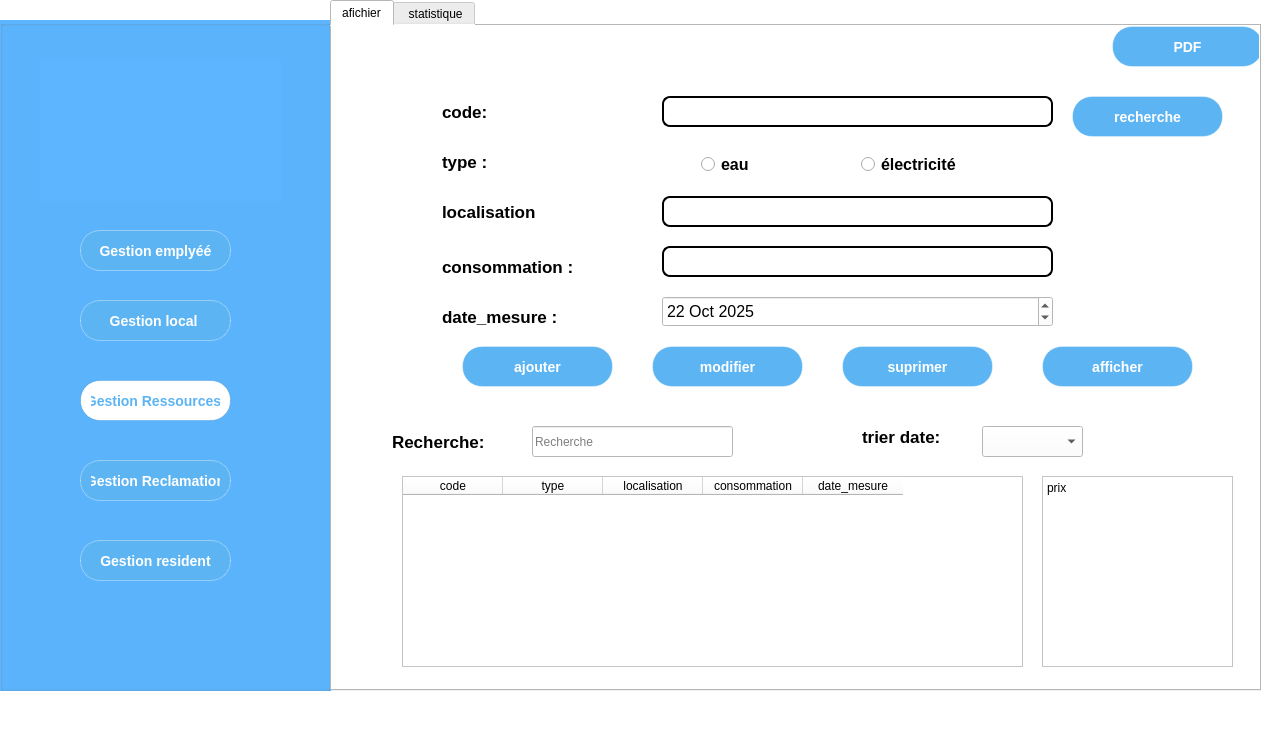
The window that mainwindow.ui (Esprit-UP-Algo/projetcpp-2a25-s1-ecovision) describes before a commit, drawn with Qt 5.
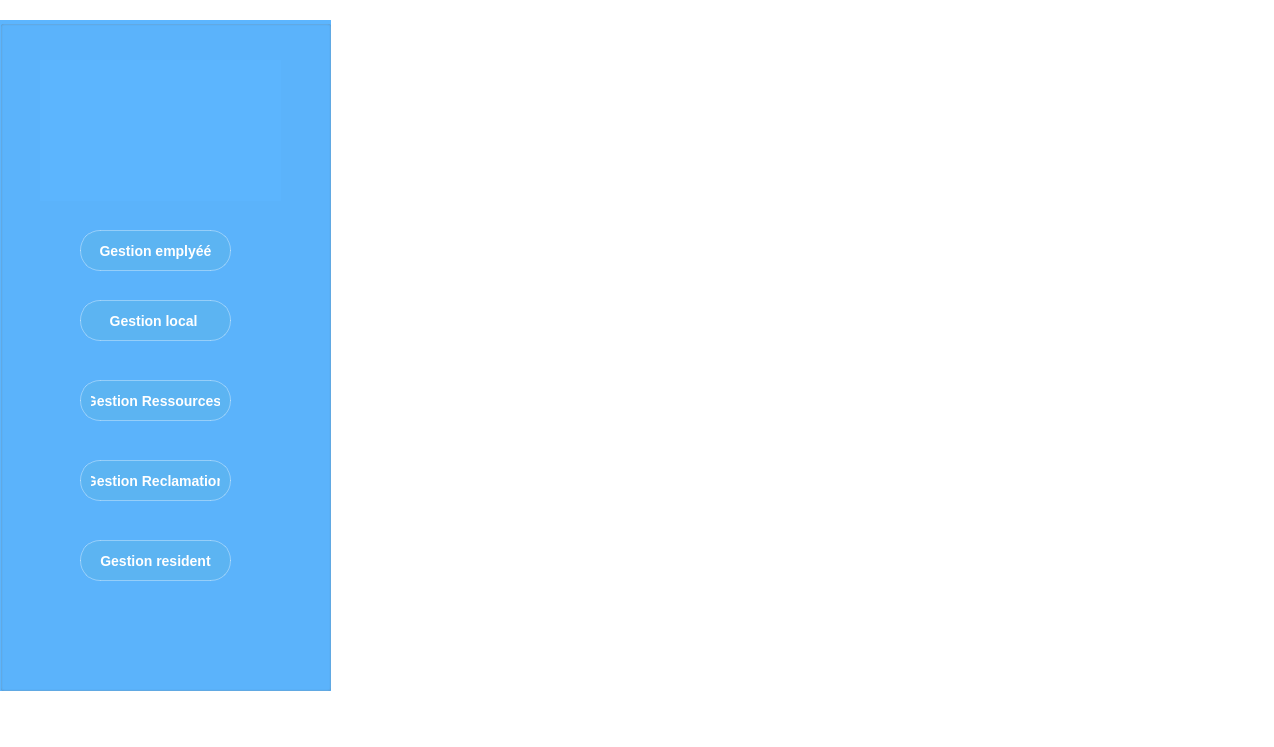
The same window after the commit. Icons and pictures are not drawn.

```diff
--- a/mainwindow.ui
+++ b/mainwindow.ui
@@ -235,33 +235,33 @@
       </rect>
      </property>
      <property name="styleSheet">
-      <string notr="true">/* Bouton arrondi avec image comme background et couleurs inversées */
+      <string notr="true">/* Bouton arrondi avec image comme background */
 #pushButton_5_ressources {
     width: 100px;
     height: 40px;
-    border-radius: 20px;                  /* demi-hauteur → style pill */
-    border: 1px solid rgba(47, 133, 201, 90); /* inverse de l’original */
-    background-color: #ffffff;            /* couleur inversée du fond */
+    border-radius: 20px;              /* demi-hauteur → style pill */
+    border: 1px solid rgba(255, 255, 255, 90);
+    background-color: #5cb4f2;        /* couleur par défaut */
     background-image: url(:/images/icone.png); /* image */
     background-repeat: no-repeat;
     background-position: center;
-    background-size: 20px 20px;           /* image plus petite que le bouton */
-    color: #5cb4f2;                        /* couleur texte inversée */
+    background-size: 20px 20px;       /* image plus petite que le bouton */
+    color: white;
     font-size: 14px;
     font-weight: bold;
     text-align: center;
     transition: all 0.3s ease;
-    padding-left: 10px;                    /* espace texte */
+    padding-left: 10px;                /* espace texte */
     padding-right: 10px;
 }
 
-/* Hover inversé */
+/* Hover */
 #pushButton_5_ressources:hover {
     background: #5cb4f2;                   /* couleur originale du fond */
     color: white;                           /* texte blanc sur hover */
 }
 
-/* Pressé inversé */
+/* Pressé */
 #pushButton_5_ressources:pressed {
     background-color: #ffffff;              /* couleur du fond inversée au clic */
     color: #2f85c9;                         /* texte bleu foncé au clic */
@@ -292,742 +292,6 @@
      </property>
     </widget>
    </widget>
-   <widget class="QTabWidget" name="tabWidget">
-    <property name="geometry">
-     <rect>
-      <x>330</x>
-      <y>0</y>
-      <width>931</width>
-      <height>691</height>
-     </rect>
-    </property>
-    <property name="styleSheet">
-     <string notr="true">background-color: rgb(255, 255, 255);</string>
-    </property>
-    <property name="currentIndex">
-     <number>0</number>
-    </property>
-    <widget class="QWidget" name="tab">
-     <attribute name="title">
-      <string>afichier</string>
-     </attribute>
-     <widget class="QPushButton" name="btn_ajouter">
-      <property name="geometry">
-       <rect>
-        <x>130</x>
-        <y>320</y>
-        <width>151</width>
-        <height>41</height>
-       </rect>
-      </property>
-      <property name="styleSheet">
-       <string notr="true">/* Bouton arrondi avec image comme background */
-#btn_ajouter {
-    width: 100px;
-    height: 40px;
-    border-radius: 20px;              /* demi-hauteur → style pill */
-    border: 1px solid rgba(255, 255, 255, 90);
-    background-color: #5cb4f2;        /* couleur par défaut */
-    background-image: url(:/images/icone.png); /* image */
-    background-repeat: no-repeat;
-    background-position: center;
-    background-size: 20px 20px;       /* image plus petite que le bouton */
-    color: white;
-    font-size: 14px;
-    font-weight: bold;
-    text-align: center;
-    transition: all 0.3s ease;
-    padding-left: 10px;                /* espace texte */
-    padding-right: 10px;
-}
-
-/* Hover */
-#btn_ajouter:hover {
-    background: qlineargradient(spread:pad, x1:0, y1:0, x2:1, y2:0,
-                                stop:0 #5cb4f2, stop:1 #ffffff);
-    color: #2f85c9;
-}
-
-/* Pressé */
-#btn_ajouter:pressed {
-    background-color: #2f85c9;
-    color: white;
-    transform: scale(0.95);
-}</string>
-      </property>
-      <property name="text">
-       <string>ajouter</string>
-      </property>
-     </widget>
-     <widget class="QLabel" name="label">
-      <property name="geometry">
-       <rect>
-        <x>110</x>
-        <y>70</y>
-        <width>111</width>
-        <height>31</height>
-       </rect>
-      </property>
-      <property name="font">
-       <font>
-        <pointsize>13</pointsize>
-        <bold>true</bold>
-       </font>
-      </property>
-      <property name="text">
-       <string>code:</string>
-      </property>
-     </widget>
-     <widget class="QLabel" name="label_3">
-      <property name="geometry">
-       <rect>
-        <x>110</x>
-        <y>120</y>
-        <width>211</width>
-        <height>31</height>
-       </rect>
-      </property>
-      <property name="font">
-       <font>
-        <pointsize>13</pointsize>
-        <bold>true</bold>
-       </font>
-      </property>
-      <property name="text">
-       <string>type :</string>
-      </property>
-     </widget>
-     <widget class="QLabel" name="label_2">
-      <property name="geometry">
-       <rect>
-        <x>110</x>
-        <y>170</y>
-        <width>121</width>
-        <height>31</height>
-       </rect>
-      </property>
-      <property name="font">
-       <font>
-        <pointsize>13</pointsize>
-        <bold>true</bold>
-       </font>
-      </property>
-      <property name="text">
-       <string>localisation</string>
-      </property>
-     </widget>
-     <widget class="QLabel" name="label_4">
-      <property name="geometry">
-       <rect>
-        <x>110</x>
-        <y>220</y>
-        <width>181</width>
-        <height>41</height>
-       </rect>
-      </property>
-      <property name="font">
-       <font>
-        <pointsize>13</pointsize>
-        <bold>true</bold>
-       </font>
-      </property>
-      <property name="text">
-       <string>consommation :</string>
-      </property>
-     </widget>
-     <widget class="QLabel" name="label_5">
-      <property name="geometry">
-       <rect>
-        <x>110</x>
-        <y>270</y>
-        <width>161</width>
-        <height>41</height>
-       </rect>
-      </property>
-      <property name="font">
-       <font>
-        <pointsize>13</pointsize>
-        <bold>true</bold>
-       </font>
-      </property>
-      <property name="text">
-       <string>date_mesure :</string>
-      </property>
-     </widget>
-     <widget class="QPushButton" name="btn_modifier">
-      <property name="geometry">
-       <rect>
-        <x>320</x>
-        <y>320</y>
-        <width>151</width>
-        <height>41</height>
-       </rect>
-      </property>
-      <property name="styleSheet">
-       <string notr="true">/* Bouton arrondi avec image comme background */
-#btn_modifier {
-    width: 100px;
-    height: 40px;
-    border-radius: 20px;              /* demi-hauteur → style pill */
-    border: 1px solid rgba(255, 255, 255, 90);
-    background-color: #5cb4f2;        /* couleur par défaut */
-    background-image: url(:/images/icone.png); /* image */
-    background-repeat: no-repeat;
-    background-position: center;
-    background-size: 20px 20px;       /* image plus petite que le bouton */
-    color: white;
-    font-size: 14px;
-    font-weight: bold;
-    text-align: center;
-    transition: all 0.3s ease;
-    padding-left: 10px;                /* espace texte */
-    padding-right: 10px;
-}
-
-/* Hover */
-#btn_modifier:hover {
-    background: qlineargradient(spread:pad, x1:0, y1:0, x2:1, y2:0,
-                                stop:0 #5cb4f2, stop:1 #ffffff);
-    color: #2f85c9;
-}
-
-/* Pressé */
-#btn_modifier:pressed {
-    background-color: #2f85c9;
-    color: white;
-    transform: scale(0.95);
-}</string>
-      </property>
-      <property name="text">
-       <string>modifier</string>
-      </property>
-     </widget>
-     <widget class="QPushButton" name="btn_supprimer">
-      <property name="geometry">
-       <rect>
-        <x>510</x>
-        <y>320</y>
-        <width>151</width>
-        <height>41</height>
-       </rect>
-      </property>
-      <property name="styleSheet">
-       <string notr="true">/* Bouton arrondi avec image comme background */
-#btn_supprimer {
-    width: 100px;
-    height: 40px;
-    border-radius: 20px;              /* demi-hauteur → style pill */
-    border: 1px solid rgba(255, 255, 255, 90);
-    background-color: #5cb4f2;        /* couleur par défaut */
-    background-image: url(:/images/icone.png); /* image */
-    background-repeat: no-repeat;
-    background-position: center;
-    background-size: 20px 20px;       /* image plus petite que le bouton */
-    color: white;
-    font-size: 14px;
-    font-weight: bold;
-    text-align: center;
-    transition: all 0.3s ease;
-    padding-left: 10px;                /* espace texte */
-    padding-right: 10px;
-}
-
-/* Hover */
-#btn_supprimer:hover {
-    background: qlineargradient(spread:pad, x1:0, y1:0, x2:1, y2:0,
-                                stop:0 #5cb4f2, stop:1 #ffffff);
-    color: #2f85c9;
-}
-
-/* Pressé */
-#btn_supprimer:pressed {
-    background-color: #2f85c9;
-    color: white;
-    transform: scale(0.95);
-}</string>
-      </property>
-      <property name="text">
-       <string>suprimer</string>
-      </property>
-     </widget>
-     <widget class="QLineEdit" name="lineEdit_id">
-      <property name="geometry">
-       <rect>
-        <x>330</x>
-        <y>70</y>
-        <width>391</width>
-        <height>31</height>
-       </rect>
-      </property>
-      <property name="styleSheet">
-       <string notr="true">QLineEdit {
-
-background-color: white; /* fond blanc */
-
-color: black; /* texte en noir */
-
-border: 2px solid black; /* contour noir */
-
-border-radius: 8px; /* coins arrondis */
-
-padding: 8px 20px; /* espace intérieur */
-
-font-size: 14px; /* taille du texte */
-
-font-weight: bold; /* texte en gras */
-
-}
-</string>
-      </property>
-     </widget>
-     <widget class="QLineEdit" name="lineEdit_localisation">
-      <property name="geometry">
-       <rect>
-        <x>330</x>
-        <y>170</y>
-        <width>391</width>
-        <height>31</height>
-       </rect>
-      </property>
-      <property name="styleSheet">
-       <string notr="true">QLineEdit {
-
-background-color: white; /* fond blanc */
-
-color: black; /* texte en noir */
-
-border: 2px solid black; /* contour noir */
-
-border-radius: 8px; /* coins arrondis */
-
-padding: 8px 20px; /* espace intérieur */
-
-font-size: 14px; /* taille du texte */
-
-font-weight: bold; /* texte en gras */
-
-}</string>
-      </property>
-     </widget>
-     <widget class="QLineEdit" name="lineEdit_consommation">
-      <property name="geometry">
-       <rect>
-        <x>330</x>
-        <y>220</y>
-        <width>391</width>
-        <height>31</height>
-       </rect>
-      </property>
-      <property name="styleSheet">
-       <string notr="true">QLineEdit {
-
-background-color: white; /* fond blanc */
-
-color: black; /* texte en noir */
-
-border: 2px solid black; /* contour noir */
-
-border-radius: 8px; /* coins arrondis */
-
-padding: 8px 20px; /* espace intérieur */
-
-font-size: 14px; /* taille du texte */
-
-font-weight: bold; /* texte en gras */
-
-}</string>
-      </property>
-     </widget>
-     <widget class="QLineEdit" name="lineEdit_7">
-      <property name="geometry">
-       <rect>
-        <x>200</x>
-        <y>400</y>
-        <width>201</width>
-        <height>31</height>
-       </rect>
-      </property>
-      <property name="styleSheet">
-       <string notr="true">background-color: rgb(255, 255, 255);</string>
-      </property>
-      <property name="text">
-       <string/>
-      </property>
-      <property name="placeholderText">
-       <string>Recherche</string>
-      </property>
-     </widget>
-     <widget class="QLabel" name="label_8">
-      <property name="geometry">
-       <rect>
-        <x>530</x>
-        <y>390</y>
-        <width>111</width>
-        <height>41</height>
-       </rect>
-      </property>
-      <property name="font">
-       <font>
-        <pointsize>13</pointsize>
-        <bold>true</bold>
-       </font>
-      </property>
-      <property name="text">
-       <string>trier date:</string>
-      </property>
-     </widget>
-     <widget class="QComboBox" name="comboBox">
-      <property name="geometry">
-       <rect>
-        <x>650</x>
-        <y>400</y>
-        <width>101</width>
-        <height>31</height>
-       </rect>
-      </property>
-      <property name="placeholderText">
-       <string>date</string>
-      </property>
-      <item>
-       <property name="text">
-        <string>date</string>
-       </property>
-      </item>
-      <item>
-       <property name="text">
-        <string>0-1000dt</string>
-       </property>
-      </item>
-      <item>
-       <property name="text">
-        <string>1000dt-5000dt</string>
-       </property>
-      </item>
-      <item>
-       <property name="text">
-        <string>5000dt-10000dt</string>
-       </property>
-      </item>
-      <item>
-       <property name="text">
-        <string>10000dt-20000dt</string>
-       </property>
-      </item>
-     </widget>
-     <widget class="QTableWidget" name="tableWidget">
-      <property name="geometry">
-       <rect>
-        <x>70</x>
-        <y>450</y>
-        <width>621</width>
-        <height>191</height>
-       </rect>
-      </property>
-      <property name="styleSheet">
-       <string notr="true">background-color: rgb(255, 255, 255);</string>
-      </property>
-      <column>
-       <property name="text">
-        <string>code</string>
-       </property>
-      </column>
-      <column>
-       <property name="text">
-        <string>type</string>
-       </property>
-      </column>
-      <column>
-       <property name="text">
-        <string>localisation</string>
-       </property>
-      </column>
-      <column>
-       <property name="text">
-        <string>consommation</string>
-       </property>
-      </column>
-      <column>
-       <property name="text">
-        <string>date_mesure</string>
-       </property>
-      </column>
-     </widget>
-     <widget class="QRadioButton" name="radio_eau">
-      <property name="geometry">
-       <rect>
-        <x>369</x>
-        <y>123</y>
-        <width>131</width>
-        <height>31</height>
-       </rect>
-      </property>
-      <property name="font">
-       <font>
-        <pointsize>12</pointsize>
-        <bold>true</bold>
-       </font>
-      </property>
-      <property name="text">
-       <string>eau</string>
-      </property>
-     </widget>
-     <widget class="QRadioButton" name="radio_elec">
-      <property name="geometry">
-       <rect>
-        <x>529</x>
-        <y>123</y>
-        <width>131</width>
-        <height>31</height>
-       </rect>
-      </property>
-      <property name="font">
-       <font>
-        <pointsize>12</pointsize>
-        <bold>true</bold>
-       </font>
-      </property>
-      <property name="text">
-       <string>électricité</string>
-      </property>
-     </widget>
-     <widget class="QDateEdit" name="dateEdit_mesure">
-      <property name="geometry">
-       <rect>
-        <x>330</x>
-        <y>270</y>
-        <width>391</width>
-        <height>31</height>
-       </rect>
-      </property>
-      <property name="font">
-       <font>
-        <pointsize>12</pointsize>
-       </font>
-      </property>
-      <property name="date">
-       <date>
-        <year>2025</year>
-        <month>10</month>
-        <day>22</day>
-       </date>
-      </property>
-     </widget>
-     <widget class="QTextEdit" name="textEdit">
-      <property name="geometry">
-       <rect>
-        <x>710</x>
-        <y>450</y>
-        <width>191</width>
-        <height>191</height>
-       </rect>
-      </property>
-      <property name="html">
-       <string>&lt;!DOCTYPE HTML PUBLIC &quot;-//W3C//DTD HTML 4.0//EN&quot; &quot;http://www.w3.org/TR/REC-html40/strict.dtd&quot;&gt;
-&lt;html&gt;&lt;head&gt;&lt;meta name=&quot;qrichtext&quot; content=&quot;1&quot; /&gt;&lt;meta charset=&quot;utf-8&quot; /&gt;&lt;style type=&quot;text/css&quot;&gt;
-p, li { white-space: pre-wrap; }
-hr { height: 1px; border-width: 0; }
-li.unchecked::marker { content: &quot;\2610&quot;; }
-li.checked::marker { content: &quot;\2612&quot;; }
-&lt;/style&gt;&lt;/head&gt;&lt;body style=&quot; font-family:'Segoe UI'; font-size:9pt; font-weight:400; font-style:normal;&quot;&gt;
-&lt;p style=&quot; margin-top:0px; margin-bottom:0px; margin-left:0px; margin-right:0px; -qt-block-indent:0; text-indent:0px;&quot;&gt;prix&lt;/p&gt;
-&lt;p style=&quot;-qt-paragraph-type:empty; margin-top:0px; margin-bottom:0px; margin-left:0px; margin-right:0px; -qt-block-indent:0; text-indent:0px;&quot;&gt;&lt;br /&gt;&lt;/p&gt;&lt;/body&gt;&lt;/html&gt;</string>
-      </property>
-     </widget>
-     <widget class="QPushButton" name="pushButton_4">
-      <property name="geometry">
-       <rect>
-        <x>780</x>
-        <y>0</y>
-        <width>151</width>
-        <height>41</height>
-       </rect>
-      </property>
-      <property name="font">
-       <font>
-        <pointsize>-1</pointsize>
-        <bold>true</bold>
-       </font>
-      </property>
-      <property name="styleSheet">
-       <string notr="true">/* Bouton arrondi avec image comme background */
-#pushButton_4 {
-    width: 100px;
-    height: 40px;
-    border-radius: 20px;              /* demi-hauteur → style pill */
-    border: 1px solid rgba(255, 255, 255, 90);
-    background-color: #5cb4f2;        /* couleur par défaut */
-    background-image: url(:/images/icone.png); /* image */
-    background-repeat: no-repeat;
-    background-position: center;
-    background-size: 20px 20px;       /* image plus petite que le bouton */
-    color: white;
-    font-size: 14px;
-    font-weight: bold;
-    text-align: center;
-    transition: all 0.3s ease;
-    padding-left: 10px;                /* espace texte */
-    padding-right: 10px;
-}
-
-/* Hover */
-#pushButton_4:hover {
-    background: qlineargradient(spread:pad, x1:0, y1:0, x2:1, y2:0,
-                                stop:0 #5cb4f2, stop:1 #ffffff);
-    color: #2f85c9;
-}
-
-/* Pressé */
-#pushButton_4:pressed {
-    background-color: #2f85c9;
-    color: white;
-    transform: scale(0.95);
-}</string>
-      </property>
-      <property name="text">
-       <string>PDF</string>
-      </property>
-     </widget>
-     <widget class="QLabel" name="label_6">
-      <property name="geometry">
-       <rect>
-        <x>60</x>
-        <y>400</y>
-        <width>131</width>
-        <height>31</height>
-       </rect>
-      </property>
-      <property name="font">
-       <font>
-        <pointsize>13</pointsize>
-        <bold>true</bold>
-       </font>
-      </property>
-      <property name="text">
-       <string>Recherche:</string>
-      </property>
-     </widget>
-     <widget class="QPushButton" name="btn_afficher">
-      <property name="geometry">
-       <rect>
-        <x>710</x>
-        <y>320</y>
-        <width>151</width>
-        <height>41</height>
-       </rect>
-      </property>
-      <property name="styleSheet">
-       <string notr="true">/* Bouton arrondi avec image comme background */
-#btn_afficher{
-    width: 100px;
-    height: 40px;
-    border-radius: 20px;              /* demi-hauteur → style pill */
-    border: 1px solid rgba(255, 255, 255, 90);
-    background-color: #5cb4f2;        /* couleur par défaut */
-    background-image: url(:/images/icone.png); /* image */
-    background-repeat: no-repeat;
-    background-position: center;
-    background-size: 20px 20px;       /* image plus petite que le bouton */
-    color: white;
-    font-size: 14px;
-    font-weight: bold;
-    text-align: center;
-    transition: all 0.3s ease;
-    padding-left: 10px;                /* espace texte */
-    padding-right: 10px;
-}
-
-/* Hover */
-#btn_afficher:hover {
-    background: qlineargradient(spread:pad, x1:0, y1:0, x2:1, y2:0,
-                                stop:0 #5cb4f2, stop:1 #ffffff);
-    color: #2f85c9;
-}
-
-/* Pressé */
-#btn_afficher:pressed {
-    background-color: #2f85c9;
-    color: white;
-    transform: scale(0.95);
-}</string>
-      </property>
-      <property name="text">
-       <string>afficher</string>
-      </property>
-     </widget>
-     <widget class="QPushButton" name="btn_recherche">
-      <property name="geometry">
-       <rect>
-        <x>740</x>
-        <y>70</y>
-        <width>151</width>
-        <height>41</height>
-       </rect>
-      </property>
-      <property name="styleSheet">
-       <string notr="true">/* Bouton arrondi avec image comme background */
-#btn_recherche {
-    width: 100px;
-    height: 40px;
-    border-radius: 20px;              /* demi-hauteur → style pill */
-    border: 1px solid rgba(255, 255, 255, 90);
-    background-color: #5cb4f2;        /* couleur par défaut */
-    background-image: url(:/images/icone.png); /* image */
-    background-repeat: no-repeat;
-    background-position: center;
-    background-size: 20px 20px;       /* image plus petite que le bouton */
-    color: white;
-    font-size: 14px;
-    font-weight: bold;
-    text-align: center;
-    transition: all 0.3s ease;
-    padding-left: 10px;                /* espace texte */
-    padding-right: 10px;
-}
-
-/* Hover */
-#btn_recherche:hover {
-    background: qlineargradient(spread:pad, x1:0, y1:0, x2:1, y2:0,
-                                stop:0 #5cb4f2, stop:1 #ffffff);
-    color: #2f85c9;
-}
-
-/* Pressé */
-#btn_recherche:pressed {
-    background-color: #2f85c9;
-    color: white;
-    transform: scale(0.95);
-}</string>
-      </property>
-      <property name="text">
-       <string>recherche</string>
-      </property>
-     </widget>
-    </widget>
-    <widget class="QWidget" name="tab_2">
-     <attribute name="title">
-      <string> statistique</string>
-     </attribute>
-     <widget class="QTableWidget" name="tableWidget_2">
-      <property name="geometry">
-       <rect>
-        <x>10</x>
-        <y>20</y>
-        <width>901</width>
-        <height>611</height>
-       </rect>
-      </property>
-      <property name="styleSheet">
-       <string notr="true">background-color: rgb(255, 255, 255);
-</string>
-      </property>
-      <column>
-       <property name="text">
-        <string>tableau statistique</string>
-       </property>
-      </column>
-     </widget>
-    </widget>
-   </widget>
   </widget>
   <widget class="QMenuBar" name="menubar">
    <property name="geometry">
```
Left out of the diff: 9 changed lines with no effect on the pictures.
